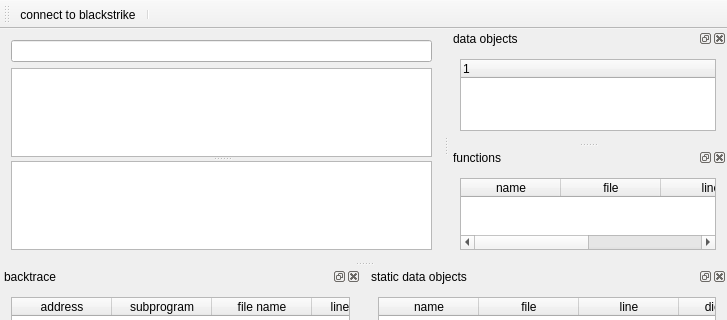
Qt form mainwindow.ui (stoyan-shopov/troll) before a commit; both pictures show x 0 to 727 and y 0 to 320 of the 727 by 522 pixel window.
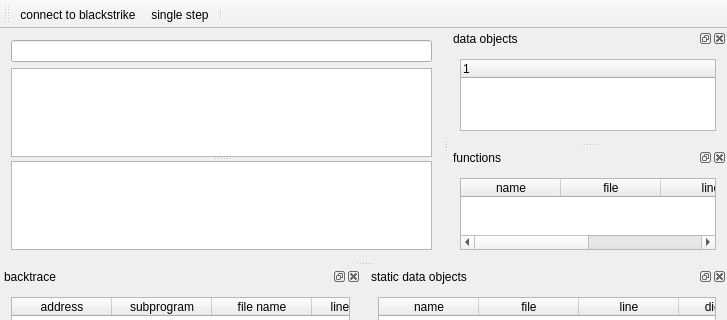
The same form after that commit.

Commit message: started adding target single-stepping support

Patch:
```diff
--- a/mainwindow.ui
+++ b/mainwindow.ui
@@ -51,6 +51,7 @@
     <bool>false</bool>
    </attribute>
    <addaction name="actionBlackstrikeConnect"/>
+   <addaction name="actionSingle_step"/>
    <addaction name="separator"/>
   </widget>
   <widget class="QStatusBar" name="statusBar"/>
@@ -216,6 +217,14 @@
     <string>connect to blackstrike</string>
    </property>
   </action>
+  <action name="actionSingle_step">
+   <property name="text">
+    <string>single step</string>
+   </property>
+   <property name="toolTip">
+    <string>single step the target</string>
+   </property>
+  </action>
  </widget>
  <layoutdefault spacing="6" margin="11"/>
  <resources/>
```
Left out of the diff: 19 changed lines with no effect on the pictures. The commit also changes 6 other files.
